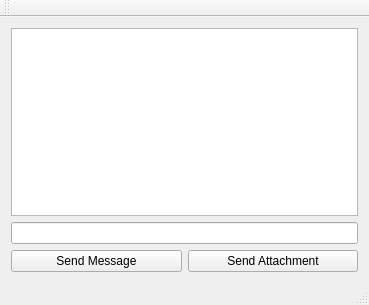
The window that project5_webtoon/client/mainwindow.ui (myeonghh/lms4_Project) describes before a commit, drawn with Qt 5.
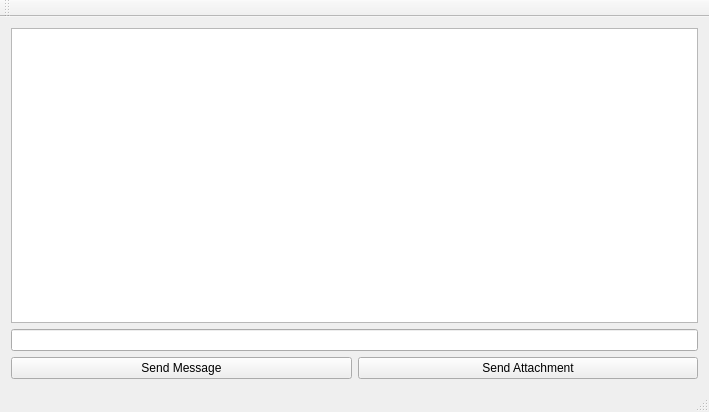
The same window after the commit.

```diff
--- a/project5_webtoon/client/mainwindow.ui
+++ b/project5_webtoon/client/mainwindow.ui
@@ -6,8 +6,8 @@
    <rect>
     <x>0</x>
     <y>0</y>
-    <width>369</width>
-    <height>305</height>
+    <width>709</width>
+    <height>412</height>
    </rect>
   </property>
   <property name="windowTitle">
```
Left out of the diff: 4 changed lines with no effect on the pictures.
